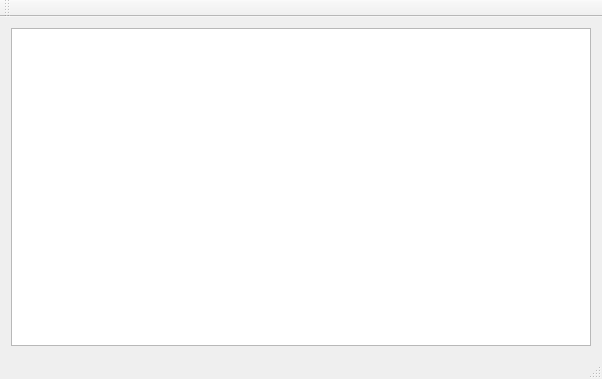
Old version of the form mainwindow.ui in the repository luThomasLy/bibliothequeVinyle.
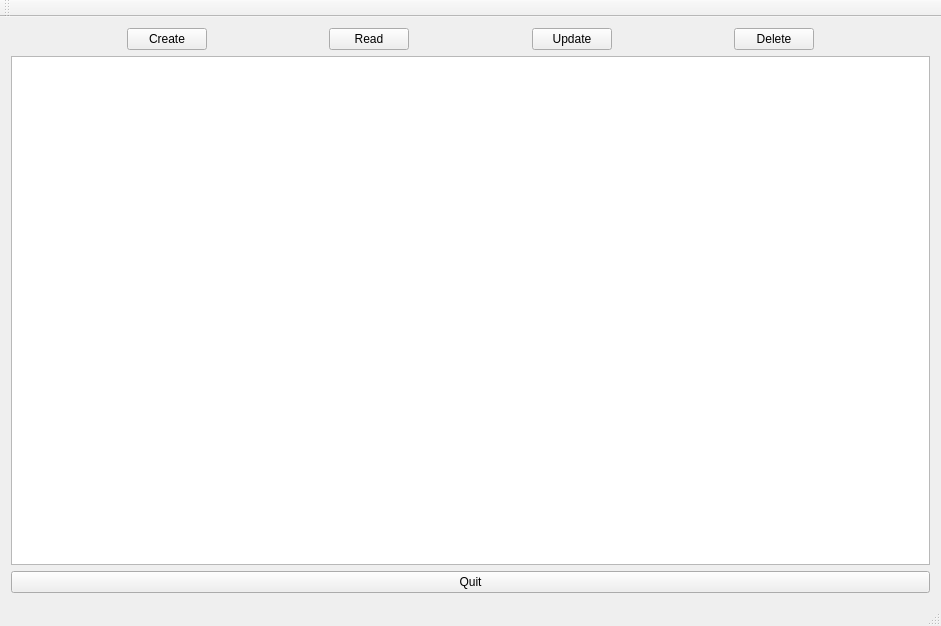
New version of the form.

The edit to the form file:
```diff
--- a/mainwindow.ui
+++ b/mainwindow.ui
@@ -6,17 +6,129 @@
    <rect>
     <x>0</x>
     <y>0</y>
-    <width>602</width>
-    <height>379</height>
+    <width>941</width>
+    <height>626</height>
    </rect>
   </property>
   <property name="windowTitle">
    <string>MainWindow</string>
   </property>
   <widget class="QWidget" name="centralWidget">
-   <layout class="QVBoxLayout" name="verticalLayout">
+   <layout class="QVBoxLayout" name="verticalLayout_3">
     <item>
-     <widget class="QTableView" name="tableView"/>
+     <layout class="QVBoxLayout" name="verticalLayout_2">
+      <item>
+       <layout class="QVBoxLayout" name="verticalLayout">
+        <item>
+         <layout class="QHBoxLayout" name="horizontalLayout">
+          <item>
+           <spacer name="horizontalSpacer_6">
+            <property name="orientation">
+             <enum>Qt::Horizontal</enum>
+            </property>
+            <property name="sizeHint" stdset="0">
+             <size>
+              <width>14</width>
+              <height>22</height>
+             </size>
+            </property>
+           </spacer>
+          </item>
+          <item>
+           <widget class="QPushButton" name="buttonCreate">
+            <property name="text">
+             <string>Create</string>
+            </property>
+           </widget>
+          </item>
+          <item>
+           <spacer name="horizontalSpacer_2">
+            <property name="orientation">
+             <enum>Qt::Horizontal</enum>
+            </property>
+            <property name="sizeHint" stdset="0">
+             <size>
+              <width>14</width>
+              <height>22</height>
+             </size>
+            </property>
+           </spacer>
+          </item>
+          <item>
+           <widget class="QPushButton" name="buttonRead">
+            <property name="text">
+             <string>Read</string>
+            </property>
+           </widget>
+          </item>
+          <item>
+           <spacer name="horizontalSpacer">
+            <property name="orientation">
+             <enum>Qt::Horizontal</enum>
+            </property>
+            <property name="sizeHint" stdset="0">
+             <size>
+              <width>14</width>
+              <height>22</height>
+             </size>
+            </property>
+           </spacer>
+          </item>
+          <item>
+           <widget class="QPushButton" name="buttonUpdate">
+            <property name="text">
+             <string>Update</string>
+            </property>
+           </widget>
+          </item>
+          <item>
+           <spacer name="horizontalSpacer_3">
+            <property name="orientation">
+             <enum>Qt::Horizontal</enum>
+            </property>
+            <property name="sizeHint" stdset="0">
+             <size>
+              <width>14</width>
+              <height>22</height>
+             </size>
+            </property>
+           </spacer>
+          </item>
+          <item>
+           <widget class="QPushButton" name="buttonDelete">
+            <property name="text">
+             <string>Delete</string>
+            </property>
+           </widget>
+          </item>
+          <item>
+           <spacer name="horizontalSpacer_7">
+            <property name="orientation">
+             <enum>Qt::Horizontal</enum>
+            </property>
+            <property name="sizeHint" stdset="0">
+             <size>
+              <width>14</width>
+              <height>22</height>
+             </size>
+            </property>
+           </spacer>
+          </item>
+         </layout>
+        </item>
+       </layout>
+      </item>
+      <item>
+       <widget class="QTableView" name="tableView"/>
+      </item>
+     </layout>
+    </item>
+    <item>
+     <widget class="QPushButton" name="buttonQuit">
+      <property name="text">
+       <string>Quit</string>
+      </property>
+     </widget>
     </item>
    </layout>
   </widget>
```
Left out of the diff: 2 changed lines with no effect on the pictures.
